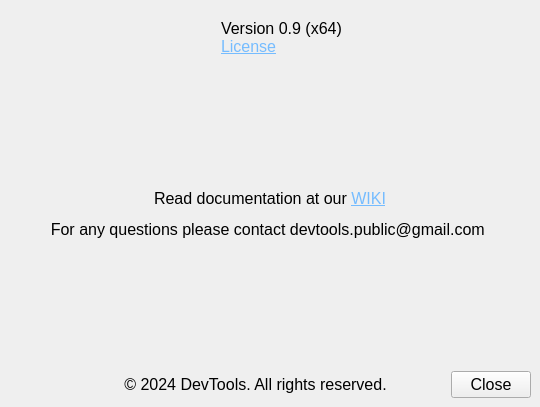
Above: gui/about_window.ui from DevToolsOrganization/matrix-data-visualization-DAVIS before the change. Below: the same form after it.
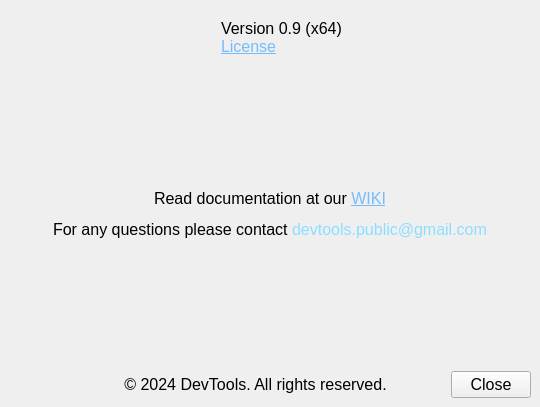
That is the form after the change. Icons and pictures are not drawn.

Commit message: about window

```diff
--- a/gui/about_window.ui
+++ b/gui/about_window.ui
@@ -97,7 +97,10 @@
     <item>
      <widget class="QLabel" name="label_3">
       <property name="text">
-       <string>&lt;html&gt;&lt;head/&gt;&lt;body&gt;&lt;p align=&quot;center&quot;&gt;&lt;span style=&quot; font-size:12pt;&quot;&gt;Read documentation at our &lt;/span&gt;&lt;a href=&quot;https://github.com/DevToolsOrganization/matrix-data-visualization-DAVIS/wiki&quot;&gt;&lt;span style=&quot; font-size:12pt; text-decoration: underline; color:#75bcff;&quot;&gt;WIKI&lt;/span&gt;&lt;/a&gt;&lt;/p&gt;&lt;p align=&quot;center&quot;&gt;&lt;span style=&quot; font-size:12pt;&quot;&gt;For any questions please contact devtools.public@gmail.com &lt;/span&gt;&lt;/p&gt;&lt;/body&gt;&lt;/html&gt;</string>
+       <string>&lt;html&gt;&lt;head/&gt;&lt;body&gt;&lt;p align=&quot;center&quot;&gt;&lt;span style=&quot; font-size:12pt;&quot;&gt;Read documentation at our &lt;/span&gt;&lt;a href=&quot;https://github.com/DevToolsOrganization/matrix-data-visualization-DAVIS/wiki&quot;&gt;&lt;span style=&quot; font-size:12pt; text-decoration: underline; color:#75bcff;&quot;&gt;WIKI&lt;/span&gt;&lt;/a&gt;&lt;/p&gt;&lt;p align=&quot;center&quot;&gt;&lt;span style=&quot; font-size:12pt;&quot;&gt;For any questions please contact &lt;/span&gt;&lt;span style=&quot; font-size:12pt; color:#8cdeff;&quot;&gt;devtools.public@gmail.com&lt;/span&gt;&lt;/p&gt;&lt;/body&gt;&lt;/html&gt;</string>
+      </property>
+      <property name="textInteractionFlags">
+       <set>Qt::LinksAccessibleByMouse|Qt::TextSelectableByMouse</set>
       </property>
      </widget>
     </item>
```
Left out of the diff: 2 changed lines with no effect on the pictures. The commit also changes 1 other file.
